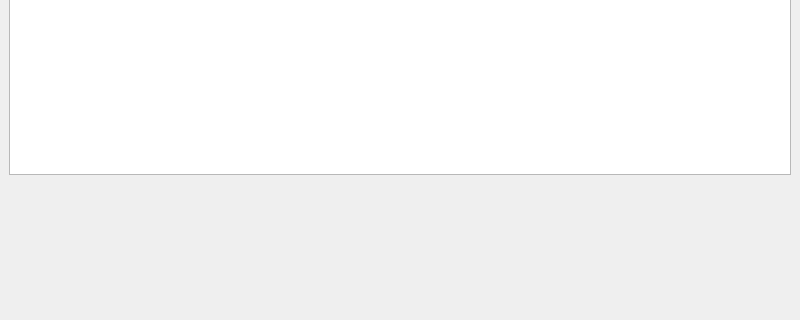
This is omrexams/gui/main_window.ui in liuq/omrexams as Qt 5 draws it before an edit; both pictures show x 0 to 800 and y 188 to 508 of the 800 by 600 pixel window. The edited form follows.
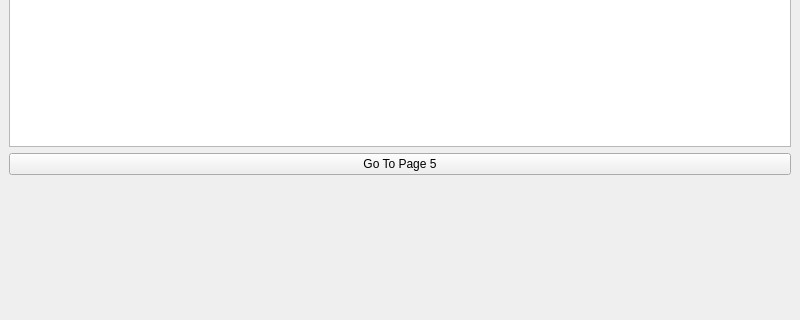
This is the edited form. Custom widgets are drawn as their Qt base class.

Patch:
```diff
--- a/omrexams/gui/main_window.ui
+++ b/omrexams/gui/main_window.ui
@@ -18,6 +18,13 @@
     <item>
      <widget class="QPlainTextEdit" name="plainTextEdit"/>
     </item>
+    <item>
+     <widget class="QPushButton" name="pushButton">
+      <property name="text">
+       <string>Go To Page 5</string>
+      </property>
+     </widget>
+    </item>
     <item>
      <widget class="MarkdownView" name="widget" native="true">
       <property name="minimumSize">
```
